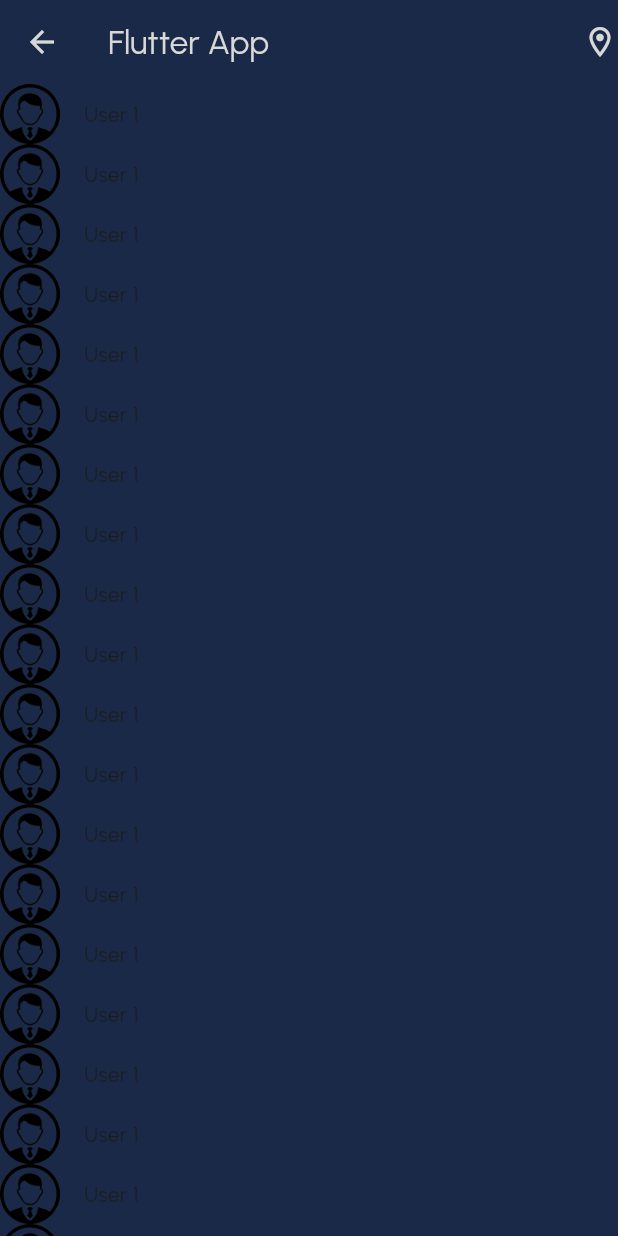
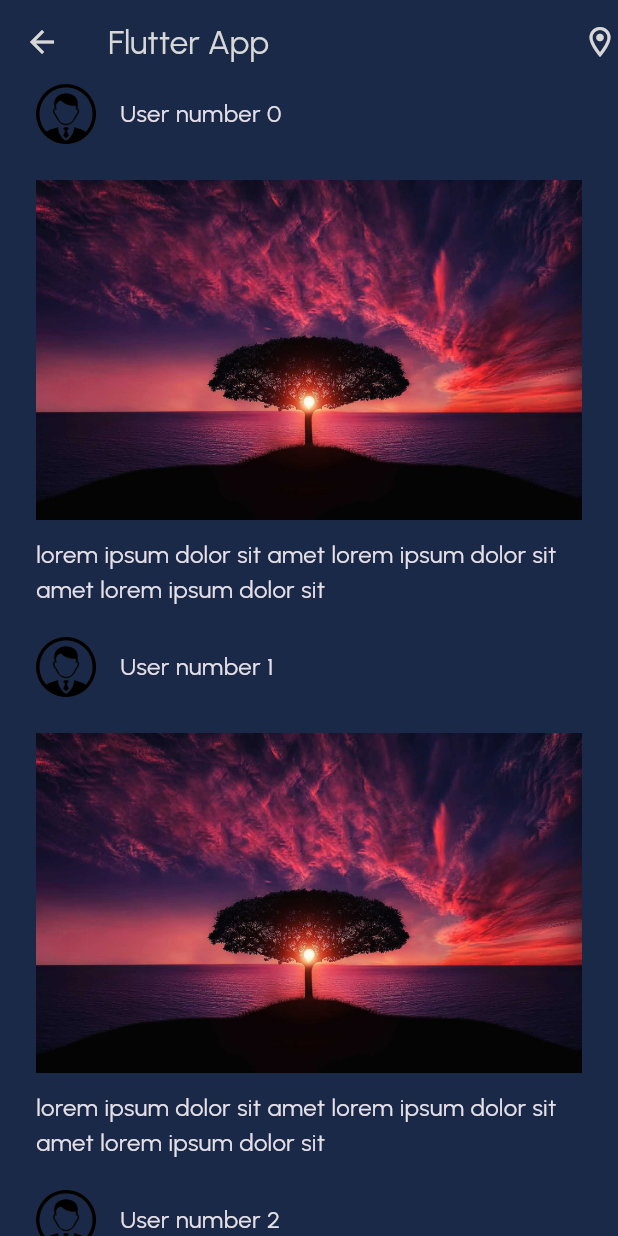
Before and after one commit to GitSentinel/Blog-App, a Flutter app: the HomePage screen opened by its route, on a phone screen of 412 x 824 dp. Run offline on Flutter 3.47's test engine with Material 3 defaults, Android fonts, the light colour scheme and no system bars; our stand-ins replace flutter_svg.

Commit message:
Home Page updated!

```diff
--- /dev/null
+++ b/lib/components/post_item.dart
@@ -0,0 +1,46 @@
+import 'package:create_app/styles/app_text.dart';
+import 'package:flutter/material.dart';
+
+class PostItem extends StatelessWidget {
+  final String user;
+  const PostItem({super.key, required this.user});
+
+  @override
+  Widget build(BuildContext context) {
+    MediaQuery.of(context).size;
+    return Padding(
+      padding: const EdgeInsets.symmetric(horizontal: 24),
+      child: Column(
+        children: [
+          Row(
+            children: [
+              Image.asset(
+                'assets/temp/user1.png',
+                width: 40,
+                height: 40,
+              ),
+              SizedBox(
+                width: 16,
+              ),
+              Text(
+                user,
+                style: AppText.subtitle3,
+              ),
+            ],
+          ),
+          SizedBox(
+            height: 24,
+          ),
+          Image.asset('assets/temp/post1.jpg'),
+          SizedBox(
+            height: 12,
+          ),
+          Text(
+            'lorem ipsum dolor sit amet lorem ipsum dolor sit amet lorem ipsum dolor sit',
+            style: AppText.subtitle3,
+          )
+        ],
+      ),
+    );
+  }
+}
--- a/lib/main.dart
+++ b/lib/main.dart
@@ -13,8 +13,10 @@ class myApp extends StatelessWidget {
   Widget build(BuildContext context) {
     return MaterialApp(
       theme: ThemeData(
-          fontFamily: 'Urbanist',
-          scaffoldBackgroundColor: AppColors.background),
+        fontFamily: 'Urbanist',
+        scaffoldBackgroundColor: AppColors.background,
+        brightness: Brightness.dark,
+      ),
       initialRoute: '/',
       routes: {
         '/': (context) => LoginPage(),
--- a/lib/pages/home_page.dart
+++ b/lib/pages/home_page.dart
@@ -1,13 +1,17 @@
 // ignore_for_file: prefer_const_constructors, prefer_const_literals_to_create_immutables
 
+import 'package:create_app/components/post_item.dart';
 import 'package:create_app/styles/app_colors.dart';
+import 'package:create_app/styles/app_text.dart';
 import 'package:flutter/material.dart';
 
 class HomePage extends StatelessWidget {
-  const HomePage({super.key});
+  HomePage({super.key});
+  List<String> users = [];
 
   @override
   Widget build(BuildContext context) {
+    mockUsersFromServer();
     return Scaffold(
       appBar: AppBar(
         backgroundColor: AppColors.background,
@@ -20,35 +24,25 @@ class HomePage extends StatelessWidget {
           Icon(Icons.location_on_outlined),
         ],
       ),
-      body: ListView(
-        children: mockUsersFromServer(),
+      body: ListView.separated(
+        itemBuilder: (context, index) {
+          return PostItem(
+            user: users[index],
+          );
+        },
+        itemCount: users.length,
+        separatorBuilder: (BuildContext context, int index) {
+          return SizedBox(
+            height: 20,
+          );
+        },
       ),
     );
   }
 
-  Widget _userItem() {
-    return Row(
-      children: [
-        Image.asset(
-          'assets/temp/user1.png',
-          width: 40,
-          height: 40,
-        ),
-        SizedBox(
-          width: 16,
-        ),
-        Text(
-          "User 1",
-        ),
-      ],
-    );
-  }
-
-  List<Widget> mockUsersFromServer() {
-    List<Widget> users = [];
-    for (var i = 0; i < 1000; i++) {
-      users.add(_userItem());
+  mockUsersFromServer() {
+    for (var i = 0; i < 100; i++) {
+      users.add('User number $i');
     }
-    return users;
   }
 }
--- /dev/null
+++ b/lib/styles/app_text.dart
@@ -0,0 +1,32 @@
+import 'package:flutter/material.dart';
+
+class AppText {
+  static const header1 = TextStyle(
+    fontSize: 24,
+    fontWeight: FontWeight.w900,
+  );
+  static const header2 = TextStyle(
+    fontSize: 24,
+    fontWeight: FontWeight.w600,
+  );
+  static const subtitle1 = TextStyle(
+    fontSize: 16,
+    fontWeight: FontWeight.w600,
+  );
+  static const subtitle2 = TextStyle(
+    fontSize: 16,
+    fontWeight: FontWeight.w500,
+  );
+  static const subtitle3 = TextStyle(
+    fontSize: 16,
+    fontWeight: FontWeight.w400,
+  );
+  static const body1 = TextStyle(
+    fontSize: 14,
+    fontWeight: FontWeight.w500,
+  );
+  static const body2 = TextStyle(
+    fontSize: 14,
+    fontWeight: FontWeight.w400,
+  );
+}
--- a/pubspec.yaml
+++ b/pubspec.yaml
@@ -30,6 +30,7 @@ environment:
 dependencies:
   flutter:
     sdk: flutter
+  flutter_svg: ^2.0.9
 
 
   # The following adds the Cupertino Icons font to your application.
@@ -62,6 +63,7 @@ flutter:
   assets:
     - assets/images/
     - assets/temp/
+    - assets/svg/
 
   # An image asset can refer to one or more resolution-specific "variants", see
   # https://flutter.dev/assets-and-images/#resolution-aware
```
Also changed, not shown: lib/pages/main_page.dart (+47 -9 lines), assets/svg/chat.svg (added), assets/svg/favorite.svg (added), assets/svg/home.svg (added), assets/svg/profile.svg (added), assets/temp/post1.jpg (added), pubspec.lock.
